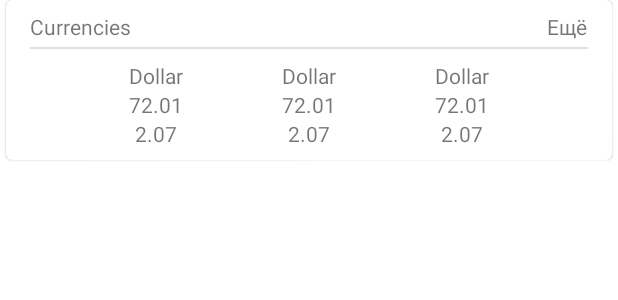
After one commit to salboro/statAppp, an Android app: the layout feed_statistic_item.xml on its own in the app's theme, with its tools: preview values and no code run, on a phone screen of 412 x 824 dp. The commit adds this screen. Shown: the top 300 px of the screen. Run offline under Robolectric (Android 15) with nearby library versions, the phone set to English and light mode, and no system bars.

Commit message:
Добавил верстку для айтема статистики главного экрана и поменял тему на тему без тулбара.

```diff
--- /dev/null
+++ b/app/src/main/res/layout/feed_statistic_item.xml
@@ -0,0 +1,144 @@
+<?xml version="1.0" encoding="utf-8"?>
+<com.google.android.material.card.MaterialCardView xmlns:android="http://schemas.android.com/apk/res/android"
+    xmlns:app="http://schemas.android.com/apk/res-auto"
+    xmlns:tools="http://schemas.android.com/tools"
+    android:layout_width="wrap_content"
+    android:layout_height="wrap_content"
+    android:layout_marginHorizontal="4dp">
+
+    <androidx.constraintlayout.widget.ConstraintLayout
+        android:layout_width="match_parent"
+        android:layout_height="wrap_content"
+        android:layout_marginHorizontal="16dp"
+        android:layout_marginVertical="8dp">
+
+        <com.google.android.material.textview.MaterialTextView
+            android:id="@+id/title"
+            android:layout_width="wrap_content"
+            android:layout_height="wrap_content"
+            app:layout_constraintStart_toStartOf="parent"
+            app:layout_constraintTop_toTopOf="parent"
+            tools:text="Currencies" />
+
+        <com.google.android.material.textview.MaterialTextView
+            android:id="@+id/moreButton"
+            android:layout_width="wrap_content"
+            android:layout_height="wrap_content"
+            android:text="@string/more"
+            app:layout_constraintEnd_toEndOf="parent"
+            app:layout_constraintTop_toTopOf="parent" />
+
+        <com.google.android.material.divider.MaterialDivider
+            android:id="@+id/divider"
+            android:layout_width="match_parent"
+            android:layout_height="wrap_content"
+            android:layout_marginTop="4dp"
+            android:paddingHorizontal="4dp"
+            app:layout_constraintEnd_toEndOf="parent"
+            app:layout_constraintStart_toStartOf="parent"
+            app:layout_constraintTop_toBottomOf="@id/moreButton" />
+
+        <LinearLayout
+            android:id="@+id/firstGroup"
+            android:layout_width="wrap_content"
+            android:layout_height="wrap_content"
+            android:gravity="center"
+            android:orientation="vertical"
+            android:layout_marginTop="8dp"
+            app:layout_constraintEnd_toStartOf="@+id/secondGroup"
+            app:layout_constraintStart_toStartOf="parent"
+            app:layout_constraintTop_toBottomOf="@id/divider">
+
+            <com.google.android.material.textview.MaterialTextView
+                android:id="@+id/firstTopicTitle"
+                android:layout_width="wrap_content"
+                android:layout_height="wrap_content"
+                tools:ignore="MissingConstraints"
+                tools:text="Dollar" />
+
+            <com.google.android.material.textview.MaterialTextView
+                android:id="@+id/firstCurrentValue"
+                android:layout_width="wrap_content"
+                android:layout_height="wrap_content"
+                tools:ignore="MissingConstraints"
+                tools:text="72.01" />
+
+            <com.google.android.material.textview.MaterialTextView
+                android:id="@+id/firstDiffValue"
+                android:layout_width="wrap_content"
+                android:layout_height="wrap_content"
+                tools:ignore="MissingConstraints"
+                tools:text="2.07" />
+
+        </LinearLayout>
+
+        <LinearLayout
+            android:id="@+id/secondGroup"
+            android:layout_width="wrap_content"
+            android:layout_height="wrap_content"
+            android:gravity="center"
+            android:orientation="vertical"
+            android:layout_marginTop="8dp"
+            app:layout_constraintEnd_toStartOf="@id/thirdGroup"
+            app:layout_constraintStart_toEndOf="@id/firstGroup"
+            app:layout_constraintTop_toBottomOf="@id/divider">
+
+            <com.google.android.material.textview.MaterialTextView
+                android:id="@+id/secondTopicTitle"
+                android:layout_width="wrap_content"
+                android:layout_height="wrap_content"
+                tools:ignore="MissingConstraints"
+                tools:text="Dollar" />
+
+            <com.google.android.material.textview.MaterialTextView
+                android:id="@+id/secondCurrentValue"
+                android:layout_width="wrap_content"
+                android:layout_height="wrap_content"
+                tools:ignore="MissingConstraints"
+                tools:text="72.01" />
+
+            <com.google.android.material.textview.MaterialTextView
+                android:id="@+id/secondDiffValue"
+                android:layout_width="wrap_content"
+                android:layout_height="wrap_content"
+                tools:ignore="MissingConstraints"
+                tools:text="2.07" />
+
+        </LinearLayout>
+
+        <LinearLayout
+            android:id="@+id/thirdGroup"
+            android:layout_width="wrap_content"
+            android:layout_height="wrap_content"
+            android:gravity="center"
+            android:orientation="vertical"
+            android:layout_marginTop="8dp"
+            app:layout_constraintEnd_toEndOf="parent"
+            app:layout_constraintStart_toEndOf="@id/secondGroup"
+            app:layout_constraintTop_toBottomOf="@id/divider">
+
+            <com.google.android.material.textview.MaterialTextView
+                android:id="@+id/thirdTopicTitle"
+                android:layout_width="wrap_content"
+                android:layout_height="wrap_content"
+                tools:ignore="MissingConstraints"
+                tools:text="Dollar" />
+
+            <com.google.android.material.textview.MaterialTextView
+                android:id="@+id/thirdCurrentValue"
+                android:layout_width="wrap_content"
+                android:layout_height="wrap_content"
+                tools:ignore="MissingConstraints"
+                tools:text="72.01" />
+
+            <com.google.android.material.textview.MaterialTextView
+                android:id="@+id/thirdDiffValue"
+                android:layout_width="wrap_content"
+                android:layout_height="wrap_content"
+                tools:ignore="MissingConstraints"
+                tools:text="2.07" />
+
+        </LinearLayout>
+
+    </androidx.constraintlayout.widget.ConstraintLayout>
+</com.google.android.material.card.MaterialCardView>
--- a/app/src/main/res/values-night/themes.xml
+++ b/app/src/main/res/values-night/themes.xml
@@ -1,6 +1,6 @@
 <resources xmlns:tools="http://schemas.android.com/tools">
     <!-- Base application theme. -->
-    <style name="Theme.StatAppp" parent="Theme.MaterialComponents.DayNight.DarkActionBar">
+    <style name="Theme.StatAppp" parent="Theme.MaterialComponents.DayNight.NoActionBar">
         <!-- Primary brand color. -->
         <item name="colorPrimary">@color/purple_200</item>
         <item name="colorPrimaryVariant">@color/purple_700</item>
--- a/app/src/main/res/values/strings.xml
+++ b/app/src/main/res/values/strings.xml
@@ -1,3 +1,5 @@
 <resources>
     <string name="app_name">StatAppp</string>
+
+    <string name="more">Ещё</string>
 </resources>
--- a/app/src/main/res/values/themes.xml
+++ b/app/src/main/res/values/themes.xml
@@ -1,6 +1,6 @@
 <resources xmlns:tools="http://schemas.android.com/tools">
     <!-- Base application theme. -->
-    <style name="Theme.StatAppp" parent="Theme.MaterialComponents.DayNight.DarkActionBar">
+    <style name="Theme.StatAppp" parent="Theme.MaterialComponents.DayNight.NoActionBar">
         <!-- Primary brand color. -->
         <item name="colorPrimary">@color/purple_500</item>
         <item name="colorPrimaryVariant">@color/purple_700</item>
```
